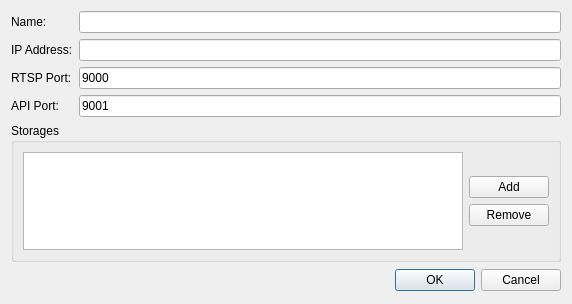
Qt form client/src/ui/dialogs/server_settings_dialog.ui (networkoptix/nx_open) before a commit.
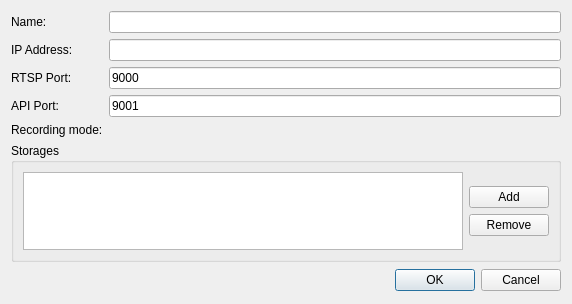
The same form after that commit.

Commit message:
Panic mode displayed in server settings.
<==== Mercurial data ====>
Branch: master

```diff
--- a/client/src/ui/dialogs/server_settings_dialog.ui
+++ b/client/src/ui/dialogs/server_settings_dialog.ui
@@ -92,6 +92,20 @@
      <item row="0" column="1">
       <widget class="QLineEdit" name="nameLineEdit"/>
      </item>
+     <item row="4" column="0">
+      <widget class="QLabel" name="label">
+       <property name="text">
+        <string>Recording mode:</string>
+       </property>
+      </widget>
+     </item>
+     <item row="4" column="1">
+      <widget class="QLabel" name="recordingModeLabel">
+       <property name="text">
+        <string/>
+       </property>
+      </widget>
+     </item>
     </layout>
    </item>
    <item>
```
The commit also changes 2 other files.
